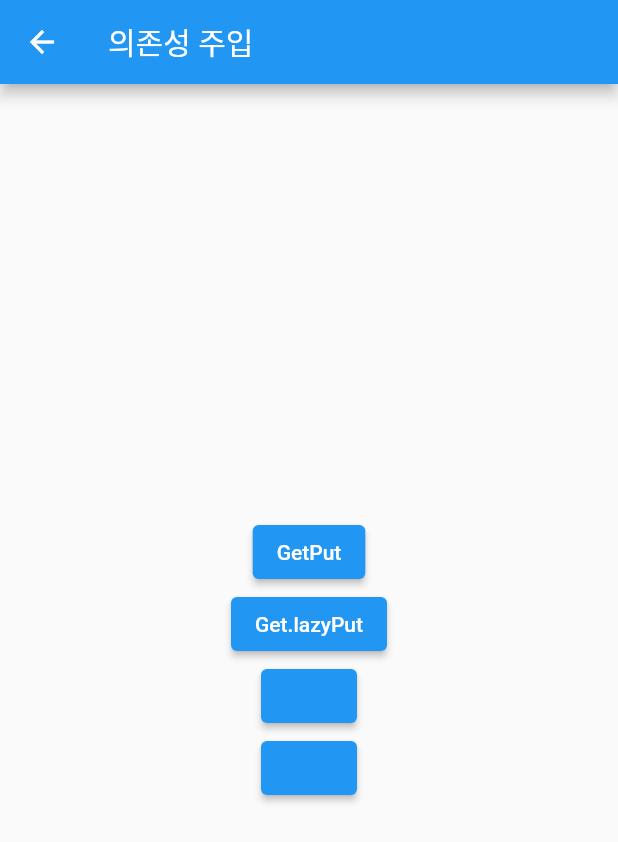
After one commit to hehe1004/flutter_getx_example00, a Flutter app: the screen it shows after launch, after a tap on "의존성 관리", on a phone screen of 412 x 824 dp. The commit adds this screen. Shown: the top 842 px of the screen. Run offline on Flutter 3.47's test engine with Material 2 defaults, Android fonts, the phone set to English and light mode, and no system bars; our stand-ins replace get.

Commit message:
상태관리

```diff
--- /dev/null
+++ b/lib/controller/dependency_controller.dart
@@ -0,0 +1,7 @@
+import 'package:flutter/material.dart';
+import 'package:get/get.dart';
+
+class DependencyController extends GetxController{
+  void increase(){}
+
+}
--- a/lib/home.dart
+++ b/lib/home.dart
@@ -1,5 +1,6 @@
 import 'package:flutter/material.dart';
 import 'package:get/get.dart';
+import 'package:getx_example11/pages/dependencys/dependency_manage_page.dart';
 import 'package:getx_example11/reactive_state_manage_page.dart';
 import 'package:getx_example11/simple_state_manage_page.dart';
 
@@ -53,6 +54,13 @@ class Home extends StatelessWidget {
                 Get.to(ReactiveStateManagePage());
               },
             ),
+
+            ElevatedButton(
+              child: Text("의존성 관리"),
+              onPressed: () {
+                Get.to(DependencyManagePage());
+              },
+            ),
           ],
         ),
       ),
--- /dev/null
+++ b/lib/pages/dependencys/dependency_manage_page.dart
@@ -0,0 +1,60 @@
+import 'package:flutter/material.dart';
+import 'package:get/get.dart';
+import 'package:getx_example11/controller/dependency_controller.dart';
+import 'package:getx_example11/pages/dependencys/get_lazyput.dart';
+import 'package:getx_example11/pages/dependencys/get_put.dart';
+
+class DependencyManagePage extends StatelessWidget {
+  const DependencyManagePage({Key? key}) : super(key: key);
+
+  @override
+  Widget build(BuildContext context) {
+    return Scaffold(
+      appBar: AppBar(
+        title: Text("의존성 주입"),
+      ),
+      body: Center(
+        child: Column(
+          mainAxisAlignment: MainAxisAlignment.center,
+          children: [
+            ElevatedButton(
+              onPressed: () {
+                Get.to(GetPut(), binding: BindingsBuilder(() {
+                  Get.put(DependencyController());
+                }));
+              },
+              child: Text("GetPut"),
+              //바로 메모리에 올림
+            ),
+            ElevatedButton(
+              onPressed: () {
+                // Get.to(
+                //   GetLazyPut(),
+                //   binding: BindingsBuilder(() {
+                //     Get.lazyPut<DependencyController>(
+                //         () => DependencyController());
+                Get.to(()=>
+                    GetLazyPut(),
+                  binding: BindingsBuilder(() {
+                    Get.lazyPut<DependencyController>(
+                            () => DependencyController());
+                  }),
+                );
+              },
+              child: Text("Get.lazyPut"),
+              //사용하려고 접글할때 메모리에 올림 ex)페이지에서 버튼을 눌릴때?
+            ),
+            ElevatedButton(
+              onPressed: () {},
+              child: Text(""),
+            ),
+            ElevatedButton(
+              onPressed: () {},
+              child: Text(""),
+            ),
+          ],
+        ),
+      ),
+    );
+  }
+}
--- /dev/null
+++ b/lib/pages/dependencys/get_put.dart
@@ -0,0 +1,13 @@
+import 'package:flutter/material.dart';
+import 'package:get/get.dart';
+
+class GetPut extends StatelessWidget {
+  const GetPut({Key? key}) : super(key: key);
+
+  @override
+  Widget build(BuildContext context) {
+    return Scaffold(
+      appBar: AppBar(),
+    );
+  }
+}
```
Also changed, not shown: lib/pages/dependencys/get_lazyput.dart (added, +24 -0 lines).
